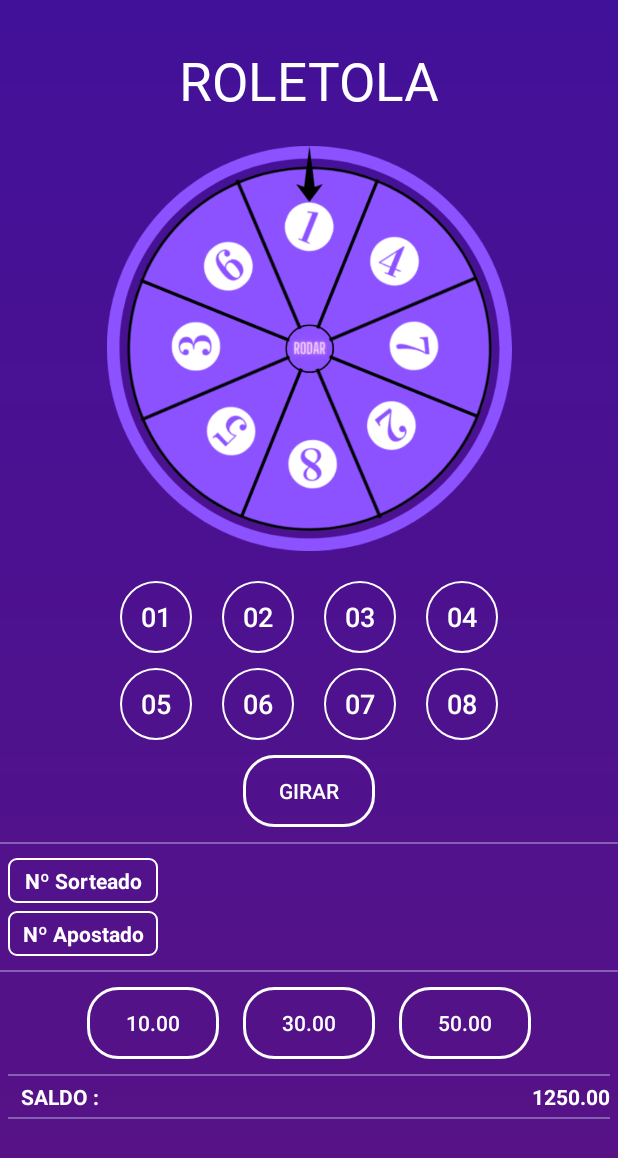
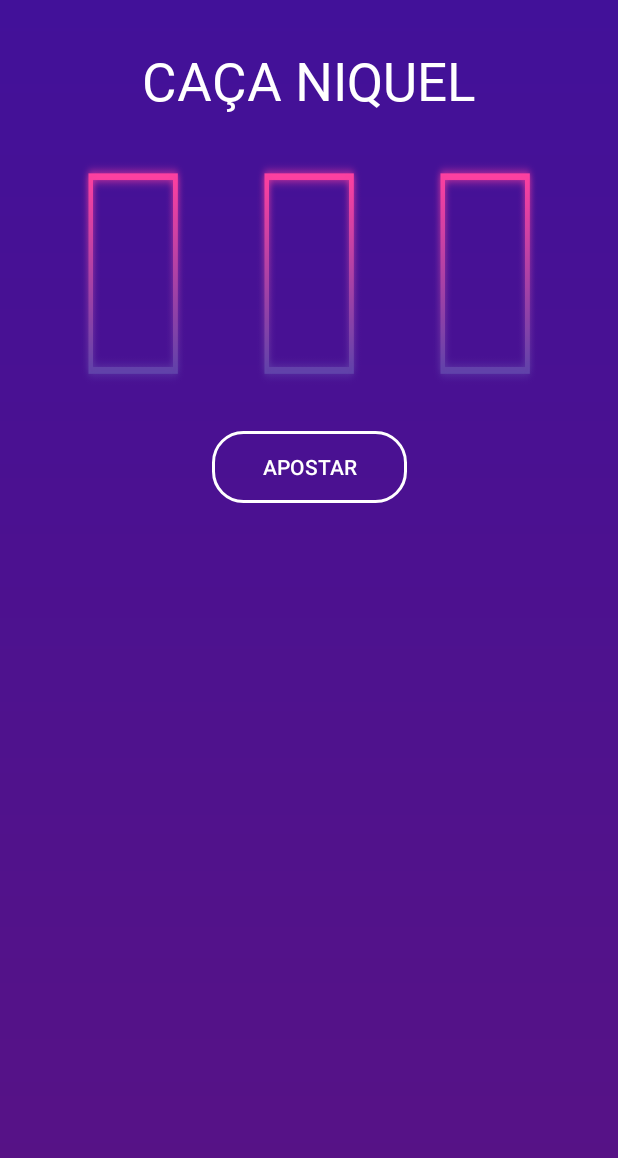
Before and after one commit to CarlosHoff/LotecaAtualizada, an Android app: the screen it shows after launch (Roletola before the commit, Niquel after it), on a phone screen of 412 x 824 dp. Shown: the top 1158 px of the screen. Run offline under Robolectric (Android 15) with nearby library versions, the phone set to English and light mode, and no system bars.

Commit message:
Inclusão do game - Caça niquel
- Gera 3 numero aleatórios de 1-7
- Incluido a carta coringa

```diff
--- a/app/src/main/AndroidManifest.xml
+++ b/app/src/main/AndroidManifest.xml
@@ -18,6 +18,9 @@
         android:theme="@style/Theme.LotecaAtualizada"
         android:usesCleartextTraffic="true"
         tools:targetApi="31">
+        <activity
+            android:name=".Roletola"
+            android:exported="false" />
         <activity
             android:name=".Splash"
             android:exported="false" />
@@ -52,7 +55,7 @@
             android:name=".fragments.Perfil"
             android:exported="false" />
         <activity
-            android:name=".Roletola"
+            android:name=".Niquel"
             android:exported="true">
             <intent-filter>
                 <action android:name="android.intent.action.MAIN" />
--- /dev/null
+++ b/app/src/main/java/com/hoffmann/lotecaatualizada/Niquel.java
@@ -0,0 +1,84 @@
+package com.hoffmann.lotecaatualizada;
+
+import androidx.appcompat.app.AppCompatActivity;
+import androidx.appcompat.content.res.AppCompatResources;
+
+import android.animation.AnimatorInflater;
+import android.animation.AnimatorSet;
+import android.graphics.drawable.Drawable;
+import android.os.Bundle;
+import android.view.View;
+import android.widget.Button;
+
+import java.util.Random;
+
+public class Niquel extends AppCompatActivity {
+
+    private Button slot1, slot2, slot3, botaoApostar;
+    Random random = new Random();
+
+    @Override
+    protected void onCreate(Bundle savedInstanceState) {
+        super.onCreate(savedInstanceState);
+        setContentView(R.layout.activity_niquel);
+
+        iniciaComponentes();
+
+        botaoApostar.setOnClickListener(v -> {
+            int valor1 = random.nextInt(7);
+            int valor2 = random.nextInt(7);
+            int valor3 = random.nextInt(7);
+
+            animateSlot(slot1, valor1);
+            animateSlot(slot2, valor2);
+            animateSlot(slot3, valor3);
+        });
+    }
+
+    private void animateSlot(View slot, int value) {
+        slot.setBackground(getImage(value));
+        AnimatorSet animacao = (AnimatorSet) AnimatorInflater.loadAnimator(Niquel.this, R.animator.fade_in);
+        animacao.setTarget(slot);
+        animacao.start();
+    }
+
+    private Drawable getImage(int valorImagem) {
+
+        Drawable fundo;
+
+        switch (valorImagem) {
+            case 1:
+                fundo = AppCompatResources.getDrawable(this, R.drawable.n1);
+                break;
+            case 2:
+                fundo = AppCompatResources.getDrawable(this, R.drawable.n2);
+                break;
+            case 3:
+                fundo = AppCompatResources.getDrawable(this, R.drawable.n3);
+                break;
+            case 4:
+                fundo = AppCompatResources.getDrawable(this, R.drawable.n4);
+                break;
+            case 5:
+                fundo = AppCompatResources.getDrawable(this, R.drawable.n5);
+                break;
+            case 6:
+                fundo = AppCompatResources.getDrawable(this, R.drawable.n6);
+                break;
+            case 7:
+                fundo = AppCompatResources.getDrawable(this, R.drawable.n7);
+                break;
+            default:
+                fundo = AppCompatResources.getDrawable(this, R.drawable.n0);
+                break;
+        }
+        return fundo;
+    }
+
+    private void iniciaComponentes() {
+        slot1 = findViewById(R.id.slot1);
+        slot2 = findViewById(R.id.slot2);
+        slot3 = findViewById(R.id.slot3);
+        botaoApostar = findViewById(R.id.botao_apostar);
+    }
+}
--- /dev/null
+++ b/app/src/main/res/animator/fade_in.xml
@@ -0,0 +1,10 @@
+<?xml version="1.0" encoding="utf-8"?>
+<set xmlns:android="http://schemas.android.com/apk/res/android">
+
+        <objectAnimator
+            android:propertyName="alpha"
+            android:valueFrom="0"
+            android:valueTo="1"
+            android:valueType="floatType"
+            android:duration="1000" />
+</set>
--- /dev/null
+++ b/app/src/main/res/layout/activity_niquel.xml
@@ -0,0 +1,60 @@
+<?xml version="1.0" encoding="utf-8"?>
+<androidx.constraintlayout.widget.ConstraintLayout xmlns:android="http://schemas.android.com/apk/res/android"
+    xmlns:app="http://schemas.android.com/apk/res-auto"
+    xmlns:tools="http://schemas.android.com/tools"
+    android:layout_width="match_parent"
+    android:layout_height="match_parent"
+    android:background="@drawable/gradient_background"
+    tools:context=".Niquel">
+
+    <TextView
+        android:id="@+id/roletola"
+        android:layout_width="wrap_content"
+        android:layout_height="wrap_content"
+        android:text="@string/ca_a_niquel"
+        android:textColor="@color/white"
+        android:textSize="35sp"
+        android:layout_marginTop="30dp"
+        android:fontFamily="@font/noot"
+        app:layout_constraintEnd_toEndOf="parent"
+        app:layout_constraintStart_toStartOf="parent"
+        app:layout_constraintTop_toTopOf="parent" />
+
+
+    <GridLayout
+        android:id="@+id/grid"
+        android:layout_width="match_parent"
+        android:layout_height="wrap_content"
+        android:rowCount="1"
+        android:columnCount="3"
+        android:layout_margin="30dp"
+        app:layout_constraintTop_toBottomOf="@+id/roletola"
+        app:layout_constraintBottom_toTopOf="@+id/botao_apostar">
+
+    <androidx.appcompat.widget.AppCompatButton
+        android:id="@+id/slot1"
+        style="@style/botao_quadrado_niquel"/>
+
+    <androidx.appcompat.widget.AppCompatButton
+        android:id="@+id/slot2"
+        style="@style/botao_quadrado_niquel"/>
+
+    <androidx.appcompat.widget.AppCompatButton
+        android:id="@+id/slot3"
+        style="@style/botao_quadrado_niquel"/>
+    </GridLayout>
+
+
+    <androidx.appcompat.widget.AppCompatButton
+        android:id="@+id/botao_apostar"
+        android:layout_width="130dp"
+        android:layout_height="wrap_content"
+        android:background="@drawable/shape_botao_normal"
+        android:text="@string/apostar"
+        android:textColor="@drawable/button_selector"
+        android:layout_marginTop="30dp"
+        app:layout_constraintEnd_toEndOf="parent"
+        app:layout_constraintStart_toStartOf="parent"
+        app:layout_constraintTop_toBottomOf="@+id/grid" />
+
+</androidx.constraintlayout.widget.ConstraintLayout>
--- a/app/src/main/res/values/strings.xml
+++ b/app/src/main/res/values/strings.xml
@@ -109,4 +109,6 @@
     <string name="saldo">SALDO :</string>
     <string name="_1250_00">1250.00</string>
     <string name="mega_tola">MEGA-TOLA</string>
+    <string name="ca_a_niquel">CAÇA NIQUEL</string>
+    <string name="apostar">APOSTAR</string>
 </resources>
--- a/app/src/main/res/values/styles.xml
+++ b/app/src/main/res/values/styles.xml
@@ -34,6 +34,16 @@
         <item name="android:textSize">18sp</item>
         <item name="android:background">@drawable/botao_redondo_selector</item>
         <item name="android:textColor">@drawable/button_selector</item>
+    </style>
+
+    <style name="botao_quadrado_niquel">
+        <item name="android:layout_width">100dp</item>
+        <item name="android:layout_height">150dp</item>
+        <item name="android:textSize">18sp</item>
+        <item name="android:layout_gravity">center</item>
+        <item name="android:layout_rowWeight">1</item>
+        <item name="android:layout_columnWeight">1</item>
+        <item name="android:background">@drawable/borda_slots</item>
     </style>
 
     <style name="botao_redondo_cardview">
```
Also changed, not shown: app/src/main/res/drawable/borda_slots.png (added), app/src/main/res/drawable/n0.png (added), app/src/main/res/drawable/n1.png (added), app/src/main/res/drawable/n2.png (added), app/src/main/res/drawable/n3.png (added), app/src/main/res/drawable/n4.png (added), app/src/main/res/drawable/n5.png (added), app/src/main/res/drawable/n6.png (added), app/src/main/res/drawable/n7.png (added).
